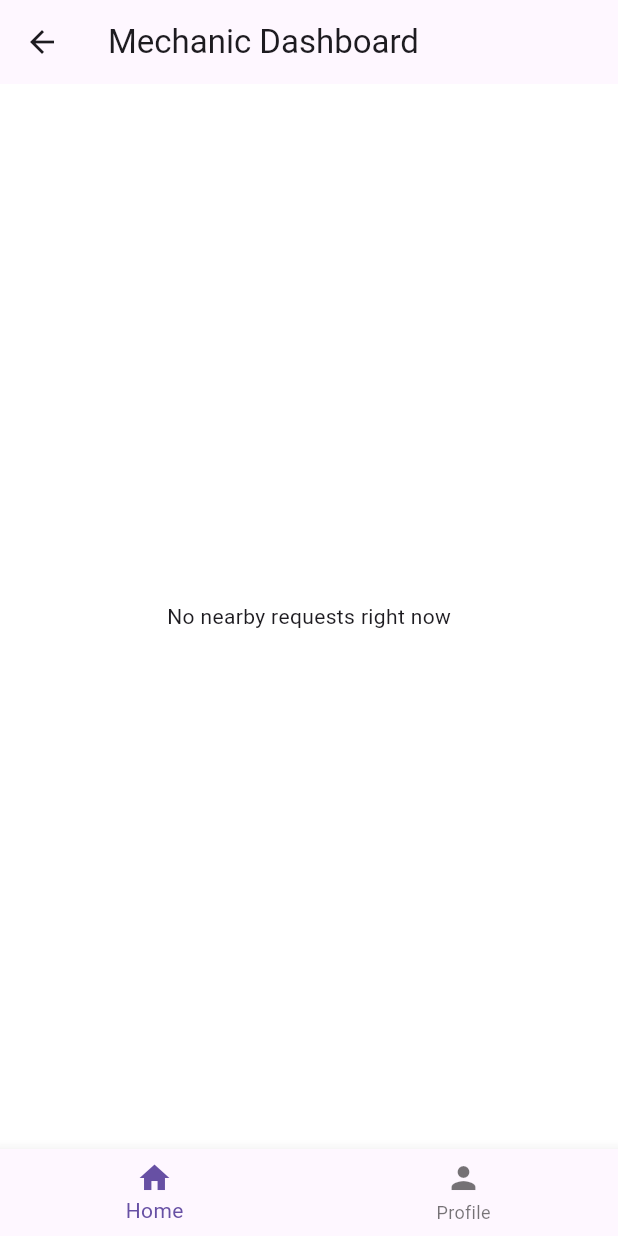
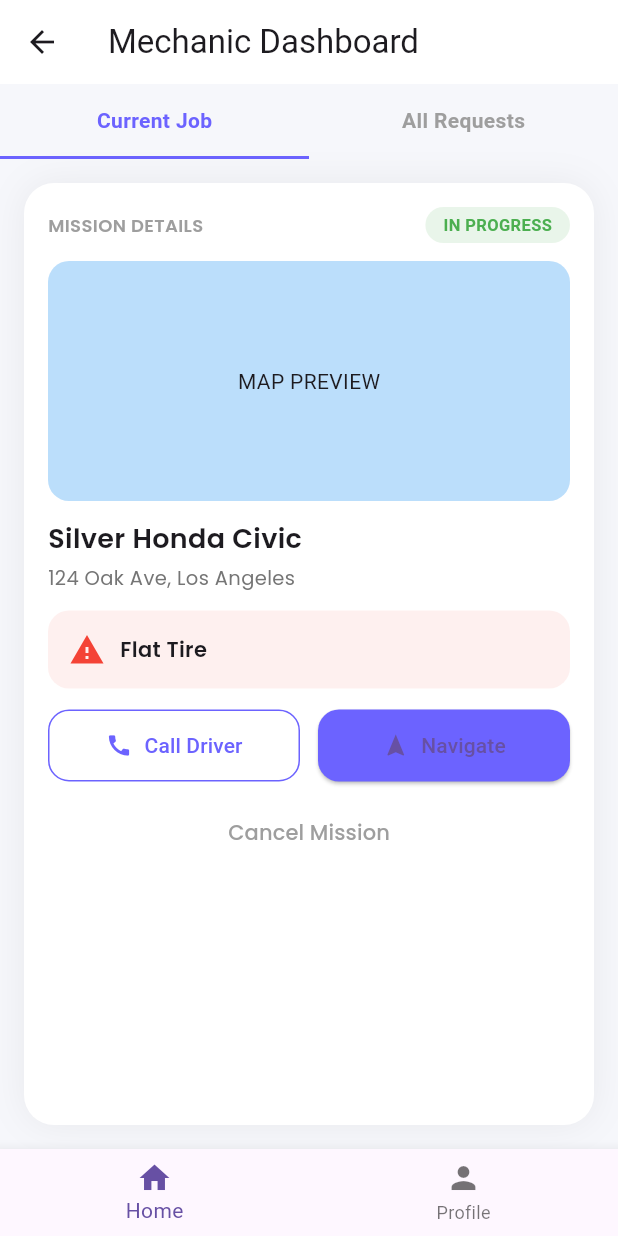
Before and after one commit to dhruvgoel3/DriveResQ-App, a Flutter app: the MechanicDashboardView screen opened by its route, on a phone screen of 412 x 824 dp. Run offline on Flutter 3.47's test engine with Material 3 defaults, Android fonts, the phone set to English and light mode, and no system bars; our stand-ins replace cloud_firestore, firebase_auth, firebase_core, firebase_storage, geocoding, geolocator and 4 more; accounts and stored records are empty.

Commit message:
Working on the Driver DashBoard

```diff
--- a/lib/modules/driver/views/create_request_view.dart
+++ b/lib/modules/driver/views/HomePage/create_request_view.dart
@@ -2,9 +2,9 @@ import 'package:flutter/cupertino.dart';
 import 'package:flutter/material.dart';
 import 'package:get/get.dart';
 import 'package:google_fonts/google_fonts.dart';
-import '../../../utils/widgets/TextFields/app_input_decoration.dart';
-import '../../../utils/widgets/TextFields/app_text_fields.dart';
-import '../controllers/create_request_controller.dart';
+import '../../../../utils/widgets/TextFields/app_input_decoration.dart';
+import '../../../../utils/widgets/TextFields/app_text_fields.dart';
+import '../../controllers/create_request_controller.dart';
 
 class CreateRequestView extends StatelessWidget {
   CreateRequestView({super.key});
--- a/lib/modules/driver/views/driver_profile_view.dart
+++ b/lib/modules/driver/views/ProfilePage/driver_profile_view.dart
@@ -1,7 +1,7 @@
 import 'package:flutter/material.dart';
 import 'package:get/get.dart';
 import 'package:google_fonts/google_fonts.dart';
-import '../controllers/driver_profile_controller.dart';
+import '../../controllers/driver_profile_controller.dart';
 
 class DriverProfileView extends StatelessWidget {
   const DriverProfileView({super.key});
--- a/lib/modules/driver/views/driver_dashboard_view.dart
+++ b/lib/modules/driver/views/driver_dashboard_view.dart
@@ -1,8 +1,8 @@
-import 'package:driveresq_app/modules/driver/views/driver_profile_view.dart';
+import 'package:driveresq_app/modules/driver/views/ProfilePage/driver_profile_view.dart';
 import 'package:flutter/material.dart';
 import 'package:get/get.dart';
 import '../controllers/driver_controller.dart';
-import 'driver_home_view.dart';
+import 'HomePage/driver_home_view.dart';
 
 class DriverDashboardView extends StatelessWidget {
   const DriverDashboardView({super.key});
--- a/lib/utils/widgets/active_requests_card.dart
+++ b/lib/modules/driver/views/widgets/active_requests_card.dart
@@ -4,8 +4,8 @@ import 'package:google_fonts/google_fonts.dart';
 import 'package:google_maps_flutter/google_maps_flutter.dart';
 import 'package:geolocator/geolocator.dart';
 
-import '../../modules/tracking/views/live_tracking_view.dart';
-import '../helpers/call_helper.dart';
+import '../../../tracking/views/live_tracking_view.dart';
+import '../../../../utils/helpers/call_helper.dart';
 
 class ActiveRequestCard extends StatelessWidget {
   final Map<String, dynamic> request;
@@ -18,7 +18,8 @@ class ActiveRequestCard extends StatelessWidget {
   Widget build(BuildContext context) {
     final status = request['status'];
 
-    if (status != 'accepted') return const SizedBox();
+
+
 
     return Container(
       margin: const EdgeInsets.symmetric(horizontal: 0, vertical: 5),
@@ -90,7 +91,7 @@ class ActiveRequestCard extends StatelessWidget {
             height: 48,
             child: ElevatedButton.icon(
               onPressed: () {
-                CallHelper.callNumber(request['mechanicPhone'] ?? '');
+                CallHelper.callNumber(request['mechanicPhone'] ?? 'driver');
               },
               icon: const Icon(Icons.call, size: 18),
               label: const Text("Call Mechanic"),
--- /dev/null
+++ b/lib/modules/mechanic/controller/home_view_controller.dart
@@ -0,0 +1,19 @@
+import 'package:get/get.dart';
+
+class MechanicDashboardController extends GetxController {
+  var selectedTab = 0.obs; // 0 = current job, 1 = all requests
+
+  void changeTab(int index) {
+    selectedTab.value = index;
+  }
+
+  // Later you can bind real Firestore data here
+  var hasActiveJob = true.obs;
+
+  Map<String, dynamic> activeJob = {
+    'vehicle': 'Silver Honda Civic',
+    'address': '124 Oak Ave, Los Angeles',
+    'problem': 'Flat Tire',
+    'eta': '8 mins',
+  };
+}
--- /dev/null
+++ b/lib/modules/mechanic/views/HomePage/home_view.dart
@@ -0,0 +1,84 @@
+import 'package:flutter/material.dart';
+import 'package:get/get.dart';
+import '../widgets/mechanic_active_job_card.dart';
+import '../../controller/home_view_controller.dart';
+
+class HomeView extends StatelessWidget {
+  const HomeView({super.key});
+
+  @override
+  Widget build(BuildContext context) {
+    final controller = Get.put(MechanicDashboardController());
+
+    return Scaffold(
+      backgroundColor: const Color(0xFFF6F7FB),
+      appBar: AppBar(
+        backgroundColor: Colors.white,
+        elevation: 0,
+        title: const Text("Mechanic Dashboard"),
+      ),
+      body: Column(
+        children: [
+          _tabBar(controller),
+
+          Expanded(
+            child: Obx(() {
+              if (controller.selectedTab.value == 0) {
+                return controller.hasActiveJob.value
+                    ? MechanicActiveJobCard(job: controller.activeJob)
+                    : const Center(child: Text("No active job"));
+              } else {
+                return const Center(child: Text("All Requests List"));
+              }
+            }),
+          ),
+        ],
+      ),
+    );
+  }
+
+  Widget _tabBar(MechanicDashboardController controller) {
+    return Obx(() {
+      return Row(
+        children: [
+          _tabButton("Current Job", 0, controller),
+          _tabButton("All Requests", 1, controller),
+        ],
+      );
+    });
+  }
+
+  Widget _tabButton(
+    String text,
+    int index,
+    MechanicDashboardController controller,
+  ) {
+    final isActive = controller.selectedTab.value == index;
+
+    return Expanded(
+      child: GestureDetector(
+        onTap: () => controller.changeTab(index),
+        child: Container(
+          padding: const EdgeInsets.symmetric(vertical: 14),
+          decoration: BoxDecoration(
+            border: Border(
+              bottom: BorderSide(
+                color: isActive ? const Color(0xFF6C63FF) : Colors.transparent,
+                width: 2,
+              ),
+            ),
+          ),
+          child: Center(
+            child: Text(
+              text,
+              style: TextStyle(
+                color: isActive ? const Color(0xFF6C63FF) : Colors.grey,
+                fontWeight: FontWeight.w600,
+              ),
+            ),
+          ),
+        ),
+      ),
+    );
+  }
+}
--- a/lib/modules/mechanic/views/mechanic_dashboard_view.dart
+++ b/lib/modules/mechanic/views/mechanic_dashboard_view.dart
@@ -1,8 +1,7 @@
 import 'package:flutter/material.dart';
 import 'package:get/get.dart';
 import '../controller/mechanic_controller.dart';
-import 'mechanic_requests_view.dart';
-import 'mechanic_active_job_view.dart';
+import 'HomePage/home_view.dart';
 
 class MechanicDashboardView extends StatelessWidget {
   const MechanicDashboardView({super.key});
@@ -16,7 +15,7 @@ class MechanicDashboardView extends StatelessWidget {
         body: IndexedStack(
           index: controller.currentIndex.value,
           children: const [
-            MechanicRequestsView(), // 🔥 Combined Home
+            HomeView(), // 🔥 Combined Home
             Center(child: Text("Profile (Later)")),
           ],
         ),
--- a/lib/modules/mechanic/views/mechanic_requests_view.dart
+++ /dev/null
@@ -1,40 +0,0 @@
-import 'package:flutter/material.dart';
-import 'package:get/get.dart';
-import '../../../utils/widgets/active_job_card.dart';
-import '../../../utils/widgets/mechanic_dashbaord_card.dart';
-import '../controller/mechanic_request_controller.dart';
-
-class MechanicRequestsView extends StatelessWidget {
-  const MechanicRequestsView({super.key});
-
-  @override
-  Widget build(BuildContext context) {
-    final controller = Get.put(MechanicRequestsController());
-
-    return Scaffold(
-      appBar: AppBar(title: const Text("Mechanic Dashboard")),
-      body: Obx(() {
-        if (controller.isLoading.value) {
-          return const Center(child: CircularProgressIndicator());
-        }
-
-        // 🔥 PRIORITY 1: ACTIVE REQUEST
-        if (controller.activeRequest.value != null) {
-          return ActiveJobCard(request: controller.activeRequest.value!);
-        }
-
-        // 🔥 PRIORITY 2: NEARBY REQUESTS
-        if (controller.nearbyRequests.isEmpty) {
-          return const Center(child: Text("No nearby requests right now"));
-        }
-
-        return ListView.builder(
-          itemCount: controller.nearbyRequests.length,
-          itemBuilder: (context, index) {
-            return RequestCard(request: controller.nearbyRequests[index]);
-          },
-        );
-      }),
-    );
-  }
-}
--- /dev/null
+++ b/lib/modules/mechanic/views/widgets/mechanic_active_job_card.dart
@@ -0,0 +1,180 @@
+import 'package:flutter/material.dart';
+import 'package:google_fonts/google_fonts.dart';
+
+class MechanicActiveJobCard extends StatelessWidget {
+  final Map<String, dynamic> job;
+
+  const MechanicActiveJobCard({super.key, required this.job});
+
+  static const primary = Color(0xFF6C63FF);
+
+  @override
+  Widget build(BuildContext context) {
+    return Container(
+      margin: const EdgeInsets.all(16),
+      padding: const EdgeInsets.all(16),
+      decoration: BoxDecoration(
+        color: Colors.white,
+        borderRadius: BorderRadius.circular(20),
+        boxShadow: [
+          BoxShadow(
+            color: Colors.black.withOpacity(0.06),
+            blurRadius: 20,
+          ),
+        ],
+      ),
+      child: Column(
+        crossAxisAlignment: CrossAxisAlignment.start,
+        children: [
+          _header(),
+          const SizedBox(height: 12),
+
+          // 🗺 MAP PREVIEW (placeholder for now)
+          Container(
+            height: 160,
+            decoration: BoxDecoration(
+              color: Colors.blue.shade100,
+              borderRadius: BorderRadius.circular(14),
+            ),
+            child: const Center(
+              child: Text("MAP PREVIEW"),
+            ),
+          ),
+
+          const SizedBox(height: 12),
+
+          Text(
+            job['vehicle'],
+            style: GoogleFonts.poppins(
+              fontSize: 18,
+              fontWeight: FontWeight.w600,
+            ),
+          ),
+
+          const SizedBox(height: 4),
+          Text(
+            job['address'],
+            style: GoogleFonts.poppins(
+              fontSize: 13,
+              color: Colors.grey.shade600,
+            ),
+          ),
+
+          const SizedBox(height: 12),
+
+          _problemCard(job['problem']),
+
+          const SizedBox(height: 14),
+
+          Row(
+            children: [
+              _outlineButton(Icons.call, "Call Driver"),
+              const SizedBox(width: 12),
+              _primaryButton(Icons.navigation, "Navigate"),
+            ],
+          ),
+
+          const SizedBox(height: 10),
+
+          Center(
+            child: TextButton(
+              onPressed: () {},
+              child: Text(
+                "Cancel Mission",
+                style: GoogleFonts.poppins(color: Colors.grey),
+              ),
+            ),
+          ),
+        ],
+      ),
+    );
+  }
+
+  Widget _header() {
+    return Row(
+      mainAxisAlignment: MainAxisAlignment.spaceBetween,
+      children: [
+        Text(
+          "MISSION DETAILS",
+          style: GoogleFonts.poppins(
+            fontSize: 12,
+            fontWeight: FontWeight.w600,
+            color: Colors.grey,
+          ),
+        ),
+        Container(
+          padding: const EdgeInsets.symmetric(horizontal: 12, vertical: 4),
+          decoration: BoxDecoration(
+            color: Colors.green.withOpacity(0.12),
+            borderRadius: BorderRadius.circular(20),
+          ),
+          child: const Text(
+            "IN PROGRESS",
+            style: TextStyle(
+              fontSize: 11,
+              color: Colors.green,
+              fontWeight: FontWeight.bold,
+            ),
+          ),
+        ),
+      ],
+    );
+  }
+
+  Widget _problemCard(String problem) {
+    return Container(
+      padding: const EdgeInsets.all(14),
+      decoration: BoxDecoration(
+        color: Colors.red.withOpacity(0.08),
+        borderRadius: BorderRadius.circular(14),
+      ),
+      child: Row(
+        children: [
+          const Icon(Icons.report_problem, color: Colors.red),
+          const SizedBox(width: 10),
+          Text(
+            problem,
+            style: GoogleFonts.poppins(
+              fontWeight: FontWeight.w600,
+            ),
+          ),
+        ],
+      ),
+    );
+  }
+
+  Widget _primaryButton(IconData icon, String text) {
+    return Expanded(
+      child: ElevatedButton.icon(
+        onPressed: () {},
+        icon: Icon(icon),
+        label: Text(text),
+        style: ElevatedButton.styleFrom(
+          backgroundColor: primary,
+          shape: RoundedRectangleBorder(
+            borderRadius: BorderRadius.circular(14),
+          ),
+          padding: const EdgeInsets.symmetric(vertical: 14),
+        ),
+      ),
+    );
+  }
+
+  Widget _outlineButton(IconData icon, String text) {
+    return Expanded(
+      child: OutlinedButton.icon(
+        onPressed: () {},
+        icon: Icon(icon),
+        label: Text(text),
+        style: OutlinedButton.styleFrom(
+          foregroundColor: primary,
+          side: const BorderSide(color: primary),
+          shape: RoundedRectangleBorder(
+            borderRadius: BorderRadius.circular(14),
+          ),
+          padding: const EdgeInsets.symmetric(vertical: 14),
+        ),
+      ),
+    );
+  }
+}
```
Also changed, not shown: lib/modules/driver/controllers/create_request_controller.dart (+8 -14 lines), lib/modules/driver/views/HomePage/driver_home_view.dart (renamed from lib/modules/driver/views/driver_home_view.dart, +5 -5 lines), lib/modules/mechanic/views/request_detail_view.dart (deleted, +0 -68 lines), lib/modules/mechanic/views/widgets/mechanic_empty_state.dart (added, +90 -0 lines), lib/modules/tracking/controllers/live_tracking_controller.dart (+30 -40 lines), lib/modules/tracking/views/live_tracking_view.dart (+8 -10 lines), lib/utils/widgets/active_job_card.dart (deleted, +0 -74 lines), lib/utils/widgets/mechanic_dashbaord_card.dart (deleted, +0 -29 lines), lib/modules/driver/views/HomePage/driver_active_request_view.dart (renamed from lib/modules/driver/views/driver_active_request_view.dart).
